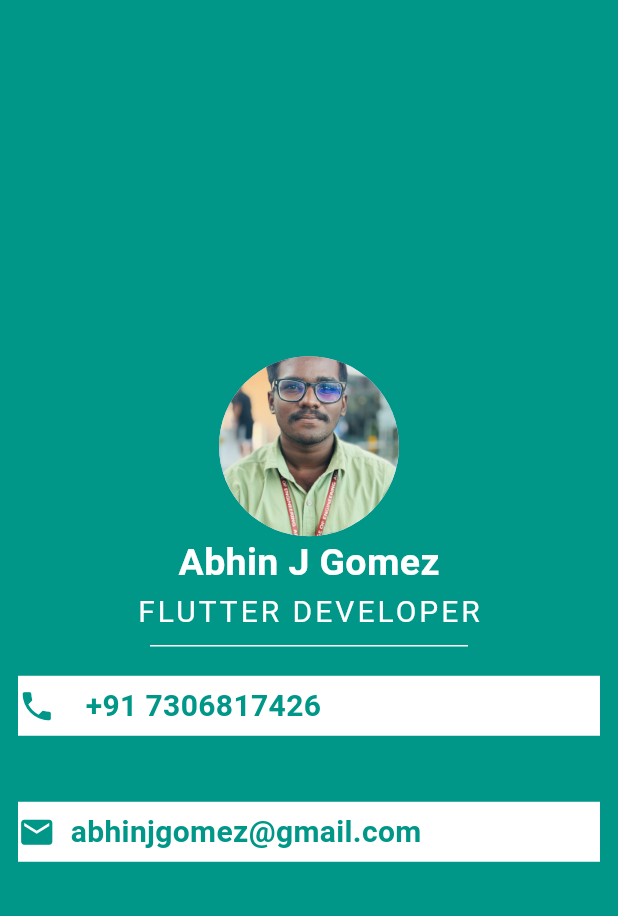
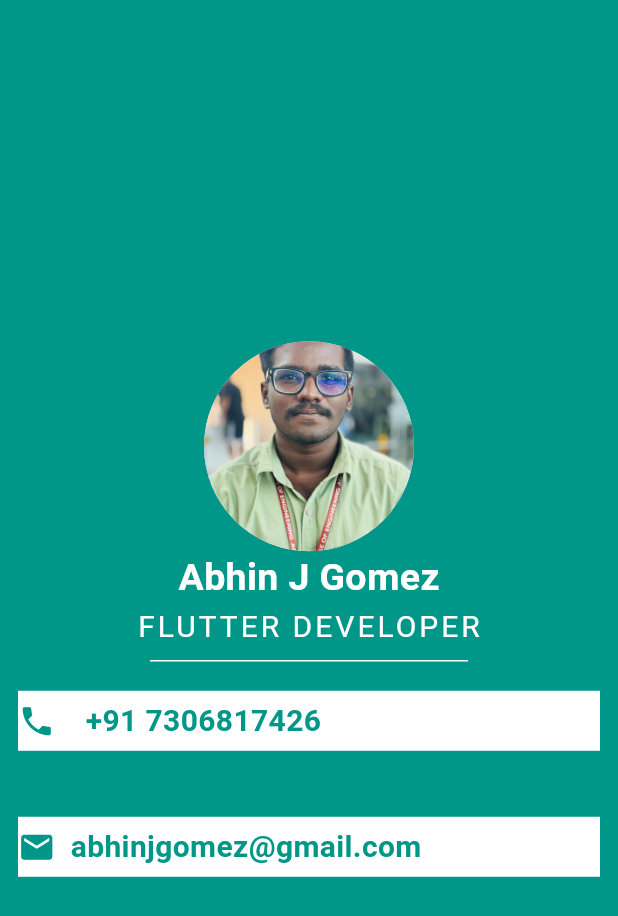
Before and after one commit to Abhin147/Profile_card, a Flutter app: the screen it shows after launch, on a phone screen of 412 x 824 dp. Shown: the top 916 px of the screen. Run offline on Flutter 3.47's test engine with Material 3 defaults, Android fonts, the phone set to English and light mode, and no system bars.

Commit message:
Update main.dart

```diff
--- a/lib/main.dart
+++ b/lib/main.dart
@@ -19,7 +19,7 @@ class MyWidget extends StatelessWidget {
             CircleAvatar(
               backgroundImage: AssetImage("assets/image/abhin.jpg"),
               // backgroundColor: Colors.red,
-              radius:60,
+              radius:70,
             ),
 
             Text("Abhin J Gomez",style: TextStyle(fontSize:25,color:Colors.white,fontWeight: FontWeight.bold),),
```
